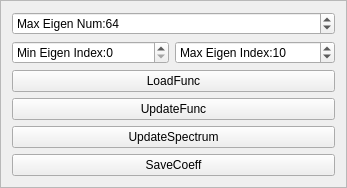
Before: the Qt Designer form Dev/ExpIA/spectrum.ui in samhu1989/DevBundle, drawn with Qt 5.
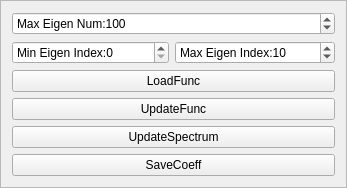
After: the same form once the commit is applied.

```diff
--- a/Dev/ExpIA/spectrum.ui
+++ b/Dev/ExpIA/spectrum.ui
@@ -57,7 +57,7 @@
       <number>100000</number>
      </property>
      <property name="value">
-      <number>64</number>
+      <number>100</number>
      </property>
     </widget>
    </item>
```
